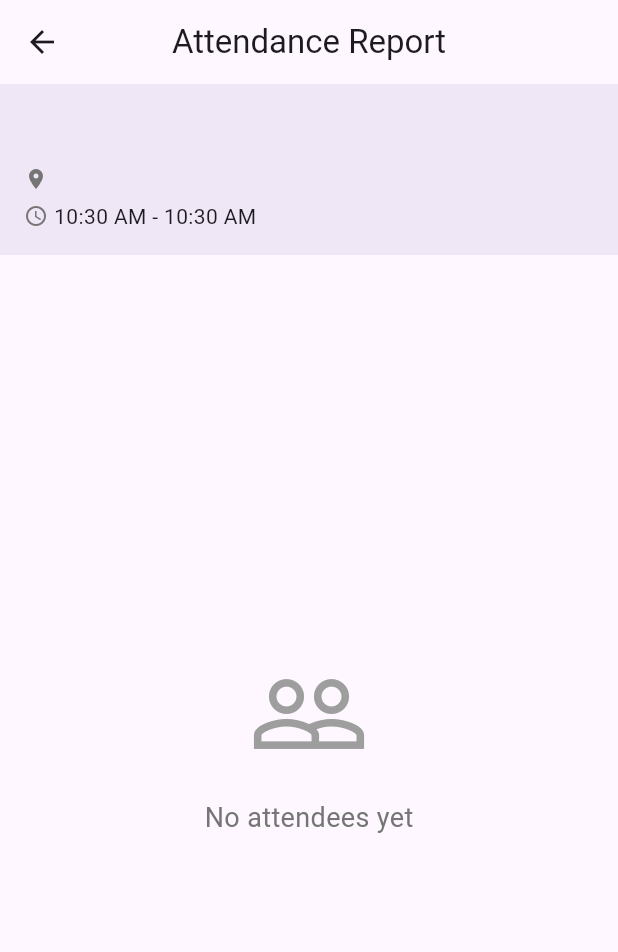
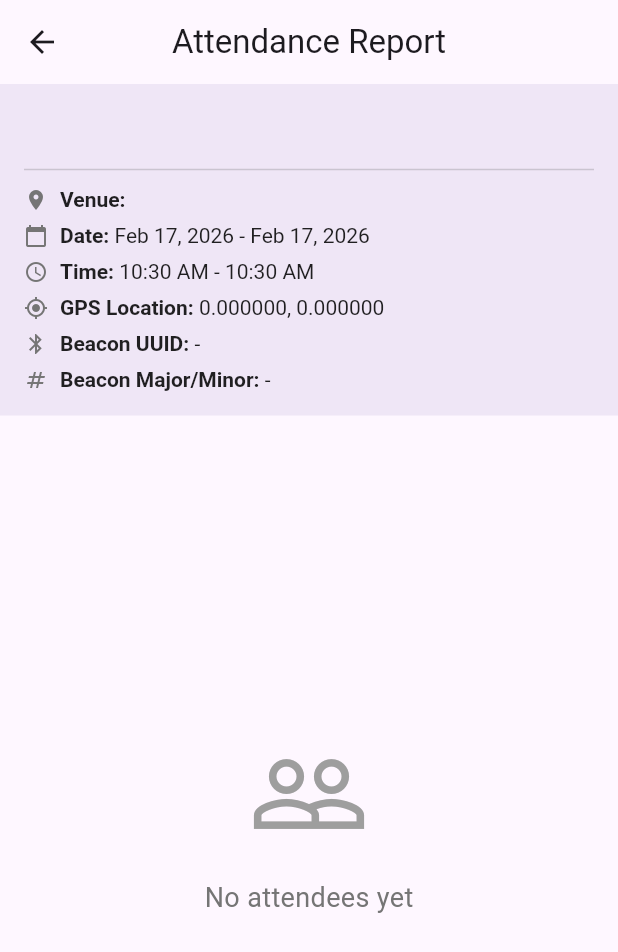
Before and after one commit to taiga2921/ICT602-Group-Project, a Flutter app: the AttendanceReportScreen screen opened directly with empty values, on a phone screen of 412 x 824 dp. Shown: the top 952 px of the screen. Run offline on Flutter 3.47's test engine with Material 3 defaults, Android fonts, the phone set to English and light mode, and no system bars; our stand-ins replace cloud_firestore, firebase_auth, firebase_core, flutter_blue_plus, geolocator, pdf and 2 more; accounts and stored records are empty.

Commit message:
minor update

```diff
--- a/lib/screens/admin/attendance_report_screen.dart
+++ b/lib/screens/admin/attendance_report_screen.dart
@@ -10,7 +10,8 @@ import '../../services/firestore_service.dart';
 class AttendanceReportScreen extends StatefulWidget {
   final EventModel event;
 
-  const AttendanceReportScreen({super.key, required this.event});
+  const AttendanceReportScreen({Key? key, required this.event})
+      : super(key: key);
 
   @override
   State<AttendanceReportScreen> createState() => _AttendanceReportScreenState();
@@ -21,7 +22,9 @@ class _AttendanceReportScreenState extends State<AttendanceReportScreen> {
 
   Future<void> _generatePdf(List<AttendanceModel> attendanceList) async {
     final pdf = pw.Document();
-    final dateFormat = DateFormat('MMM dd, yyyy hh:mm a');
+    final dateFormat = DateFormat('MMM dd, yyyy');
+    final timeFormat = DateFormat('hh:mm a');
+    final fullDateFormat = DateFormat('MMM dd, yyyy hh:mm a');
 
     pdf.addPage(
       pw.MultiPage(
@@ -39,10 +42,33 @@ class _AttendanceReportScreenState extends State<AttendanceReportScreen> {
                     fontWeight: pw.FontWeight.bold,
                   ),
                 ),
-                pw.SizedBox(height: 10),
-                pw.Text('Event: ${widget.event.name}'),
+                pw.SizedBox(height: 16),
+                pw.Text(
+                  'Event Details',
+                  style: pw.TextStyle(
+                    fontSize: 16,
+                    fontWeight: pw.FontWeight.bold,
+                  ),
+                ),
+                pw.SizedBox(height: 8),
+                pw.Text('Event Name: ${widget.event.name}'),
                 pw.Text('Venue: ${widget.event.venue}'),
-                pw.Text('Date: ${dateFormat.format(widget.event.startTime)}'),
+                pw.Text(
+                  'Date: ${dateFormat.format(widget.event.startTime)} - ${dateFormat.format(widget.event.endTime)}',
+                ),
+                pw.Text(
+                  'Time: ${timeFormat.format(widget.event.startTime)} - ${timeFormat.format(widget.event.endTime)}',
+                ),
+                pw.Text(
+                  'GPS Location: ${widget.event.latitude != null && widget.event.longitude != null ? '${widget.event.latitude!.toStringAsFixed(6)}, ${widget.event.longitude!.toStringAsFixed(6)}' : '-'}',
+                ),
+                pw.Text(
+                  'Beacon UUID: ${widget.event.beaconUuid.isNotEmpty ? widget.event.beaconUuid : '-'}',
+                ),
+                pw.Text(
+                  'Beacon Major/Minor: ${widget.event.beaconMajor != 0 || widget.event.beaconMinor != 0 ? '${widget.event.beaconMajor} / ${widget.event.beaconMinor}' : '-'}',
+                ),
+                pw.SizedBox(height: 8),
                 pw.Text('Total Attendees: ${attendanceList.length}'),
                 pw.Divider(thickness: 2),
               ],
@@ -53,26 +79,33 @@ class _AttendanceReportScreenState extends State<AttendanceReportScreen> {
             border: pw.TableBorder.all(color: PdfColors.grey),
             children: [
               pw.TableRow(
-                decoration: const pw.BoxDecoration(color: PdfColors.grey300),
+                decoration: pw.BoxDecoration(color: PdfColors.grey300),
                 children: [
                   pw.Padding(
-                    padding: const pw.EdgeInsets.all(8),
+                    padding: pw.EdgeInsets.all(8),
                     child: pw.Text(
                       'No.',
                       style: pw.TextStyle(fontWeight: pw.FontWeight.bold),
                     ),
                   ),
                   pw.Padding(
-                    padding: const pw.EdgeInsets.all(8),
+                    padding: pw.EdgeInsets.all(8),
                     child: pw.Text(
                       'Email',
                       style: pw.TextStyle(fontWeight: pw.FontWeight.bold),
                     ),
                   ),
                   pw.Padding(
-                    padding: const pw.EdgeInsets.all(8),
+                    padding: pw.EdgeInsets.all(8),
                     child: pw.Text(
                       'Check-in Time',
+                      style: pw.TextStyle(fontWeight: pw.FontWeight.bold),
+                    ),
+                  ),
+                  pw.Padding(
+                    padding: pw.EdgeInsets.all(8),
+                    child: pw.Text(
+                      'GPS Location',
                       style: pw.TextStyle(fontWeight: pw.FontWeight.bold),
                     ),
                   ),
@@ -81,23 +114,32 @@ class _AttendanceReportScreenState extends State<AttendanceReportScreen> {
               ...attendanceList.asMap().entries.map((entry) {
                 int index = entry.key;
                 AttendanceModel attendance = entry.value;
+                String gpsLocation = attendance.latitude != null &&
+                        attendance.longitude != null
+                    ? '${attendance.latitude!.toStringAsFixed(4)}, ${attendance.longitude!.toStringAsFixed(4)}'
+                    : '-';
                 return pw.TableRow(
                   children: [
                     pw.Padding(
-                      padding: const pw.EdgeInsets.all(8),
+                      padding: pw.EdgeInsets.all(8),
                       child: pw.Text('${index + 1}'),
                     ),
                     pw.Padding(
-                      padding: const pw.EdgeInsets.all(8),
+                      padding: pw.EdgeInsets.all(8),
                       child: pw.Text(attendance.userEmail ?? 'N/A'),
                     ),
                     pw.Padding(
-                      padding: const pw.EdgeInsets.all(8),
-                      child: pw.Text(dateFormat.format(attendance.checkInTime)),
+                      padding: pw.EdgeInsets.all(8),
+                      child: pw.Text(
+                          fullDateFormat.format(attendance.checkInTime)),
+                    ),
+                    pw.Padding(
+                      padding: pw.EdgeInsets.all(8),
+                      child: pw.Text(gpsLocation,
+                          style: pw.TextStyle(fontSize: 9)),
                     ),
                   ],
                 );
-              // ignore: unnecessary_to_list_in_spreads
               }).toList(),
             ],
           ),
@@ -112,20 +154,21 @@ class _AttendanceReportScreenState extends State<AttendanceReportScreen> {
 
   @override
   Widget build(BuildContext context) {
-    final dateFormat = DateFormat('hh:mm a');
+    final dateFormat = DateFormat('MMM dd, yyyy');
+    final timeFormat = DateFormat('hh:mm a');
 
     return Scaffold(
       appBar: AppBar(
-        title: const Text('Attendance Report'),
+        title: Text('Attendance Report'),
         actions: [
           StreamBuilder<List<AttendanceModel>>(
             stream: _firestoreService.getEventAttendance(widget.event.id),
             builder: (context, snapshot) {
               if (!snapshot.hasData || snapshot.data!.isEmpty) {
-                return const SizedBox();
+                return SizedBox();
               }
               return IconButton(
-                icon: const Icon(Icons.picture_as_pdf),
+                icon: Icon(Icons.picture_as_pdf),
                 onPressed: () => _generatePdf(snapshot.data!),
                 tooltip: 'Export PDF',
               );
@@ -135,38 +178,59 @@ class _AttendanceReportScreenState extends State<AttendanceReportScreen> {
       ),
       body: Column(
         children: [
+          // Event Details Header
           Container(
             width: double.infinity,
-            padding: const EdgeInsets.all(16),
-            // ignore: deprecated_member_use
+            padding: EdgeInsets.all(16),
             color: Theme.of(context).primaryColor.withOpacity(0.1),
             child: Column(
               crossAxisAlignment: CrossAxisAlignment.start,
               children: [
                 Text(
                   widget.event.name,
-                  style: const TextStyle(
+                  style: TextStyle(
                     fontSize: 20,
                     fontWeight: FontWeight.bold,
                   ),
                 ),
-                const SizedBox(height: 8),
-                Row(
-                  children: [
-                    Icon(Icons.location_on, size: 16, color: Colors.grey[600]),
-                    const SizedBox(width: 4),
-                    Text(widget.event.venue),
-                  ],
+                Divider(height: 24),
+                _buildDetailRow(Icons.location_on, 'Venue', widget.event.venue),
+                SizedBox(height: 8),
+                _buildDetailRow(
+                  Icons.calendar_today,
+                  'Date',
+                  '${dateFormat.format(widget.event.startTime)} - ${dateFormat.format(widget.event.endTime)}',
                 ),
-                const SizedBox(height: 4),
-                Row(
-                  children: [
-                    Icon(Icons.access_time, size: 16, color: Colors.grey[600]),
-                    const SizedBox(width: 4),
-                    Text(
-                      '${dateFormat.format(widget.event.startTime)} - ${dateFormat.format(widget.event.endTime)}',
-                    ),
-                  ],
+                SizedBox(height: 8),
+                _buildDetailRow(
+                  Icons.access_time,
+                  'Time',
+                  '${timeFormat.format(widget.event.startTime)} - ${timeFormat.format(widget.event.endTime)}',
+                ),
+                SizedBox(height: 8),
+                _buildDetailRow(
+                  Icons.gps_fixed,
+                  'GPS Location',
+                  widget.event.latitude != null &&
+                          widget.event.longitude != null
+                      ? '${widget.event.latitude!.toStringAsFixed(6)}, ${widget.event.longitude!.toStringAsFixed(6)}'
+                      : '-',
+                ),
+                SizedBox(height: 8),
+                _buildDetailRow(
+                  Icons.bluetooth,
+                  'Beacon UUID',
+                  widget.event.beaconUuid.isNotEmpty
+                      ? widget.event.beaconUuid
+                      : '-',
+                ),
+                SizedBox(height: 8),
+                _buildDetailRow(
+                  Icons.numbers,
+                  'Beacon Major/Minor',
+                  widget.event.beaconMajor != 0 || widget.event.beaconMinor != 0
+                      ? '${widget.event.beaconMajor} / ${widget.event.beaconMinor}'
+                      : '-',
                 ),
               ],
             ),
@@ -175,7 +239,7 @@ class _AttendanceReportScreenState extends State<AttendanceReportScreen> {
             stream: _firestoreService.getEventAttendance(widget.event.id),
             builder: (context, snapshot) {
               if (snapshot.connectionState == ConnectionState.waiting) {
-                return const Expanded(
+                return Expanded(
                   child: Center(child: CircularProgressIndicator()),
                 );
               }
@@ -196,12 +260,12 @@ class _AttendanceReportScreenState extends State<AttendanceReportScreen> {
                     child: Column(
                       mainAxisAlignment: MainAxisAlignment.center,
                       children: [
-                        const Icon(
+                        Icon(
                           Icons.people_outline,
                           size: 80,
                           color: Colors.grey,
                         ),
-                        const SizedBox(height: 16),
+                        SizedBox(height: 16),
                         Text(
                           'No attendees yet',
                           style: TextStyle(
@@ -219,14 +283,15 @@ class _AttendanceReportScreenState extends State<AttendanceReportScreen> {
                 child: Column(
                   children: [
                     Container(
-                      padding: const EdgeInsets.all(16),
+                      padding: EdgeInsets.all(16),
                       child: Row(
                         children: [
-                          Icon(Icons.people, color: Theme.of(context).primaryColor),
-                          const SizedBox(width: 8),
+                          Icon(Icons.people,
+                              color: Theme.of(context).primaryColor),
+                          SizedBox(width: 8),
                           Text(
                             'Total Attendees: ${attendanceList.length}',
-                            style: const TextStyle(
+                            style: TextStyle(
                               fontSize: 18,
                               fontWeight: FontWeight.bold,
                             ),
@@ -242,19 +307,20 @@ class _AttendanceReportScreenState extends State<AttendanceReportScreen> {
                           final checkInFormat = DateFormat('MMM dd, hh:mm a');
 
                           return Card(
-                            margin: const EdgeInsets.symmetric(horizontal: 16, vertical: 4),
+                            margin: EdgeInsets.symmetric(
+                                horizontal: 16, vertical: 4),
                             child: ListTile(
                               leading: CircleAvatar(
                                 child: Text('${index + 1}'),
                               ),
                               title: Text(
                                 attendance.userEmail ?? 'Unknown User',
-                                style: const TextStyle(fontWeight: FontWeight.w500),
+                                style: TextStyle(fontWeight: FontWeight.w500),
                               ),
                               subtitle: Text(
                                 checkInFormat.format(attendance.checkInTime),
                               ),
-                              trailing: const Icon(
+                              trailing: Icon(
                                 Icons.check_circle,
                                 color: Colors.green,
                               ),
@@ -272,4 +338,28 @@ class _AttendanceReportScreenState extends State<AttendanceReportScreen> {
       ),
     );
   }
+
+  Widget _buildDetailRow(IconData icon, String label, String value) {
+    return Row(
+      crossAxisAlignment: CrossAxisAlignment.start,
+      children: [
+        Icon(icon, size: 16, color: Colors.grey[600]),
+        SizedBox(width: 8),
+        Expanded(
+          child: RichText(
+            text: TextSpan(
+              style: TextStyle(fontSize: 14, color: Colors.black87),
+              children: [
+                TextSpan(
+                  text: '$label: ',
+                  style: TextStyle(fontWeight: FontWeight.w600),
+                ),
+                TextSpan(text: value),
+              ],
+            ),
+          ),
+        ),
+      ],
+    );
+  }
 }
```
Also changed, not shown: lib/screens/admin/create_event_screen.dart (+20 -0 lines), lib/screens/user/user_dashboard.dart (+8 -5 lines), lib/services/firestore_service.dart (+24 -12 lines), lib/widgets/event_card.dart (+13 -13 lines).
